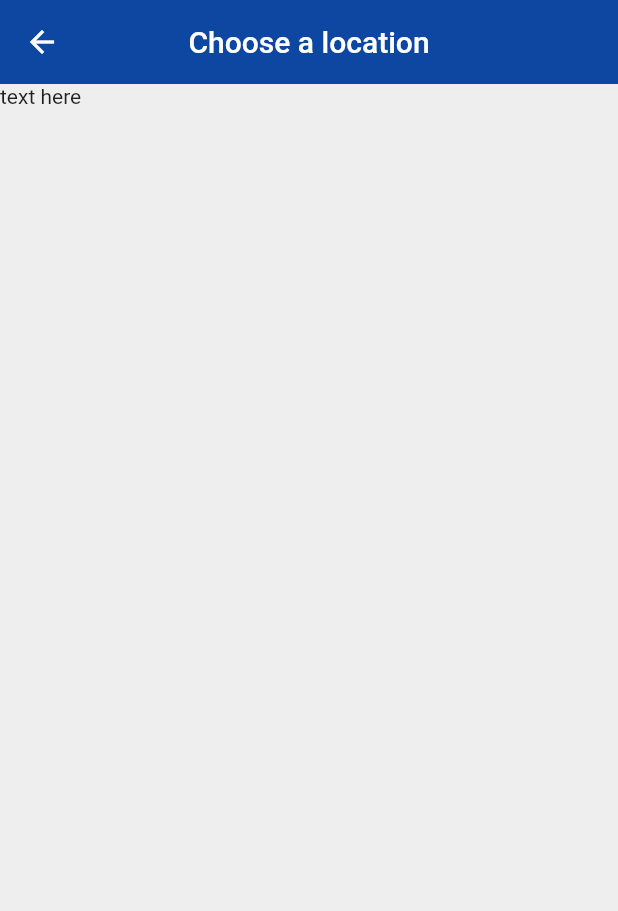
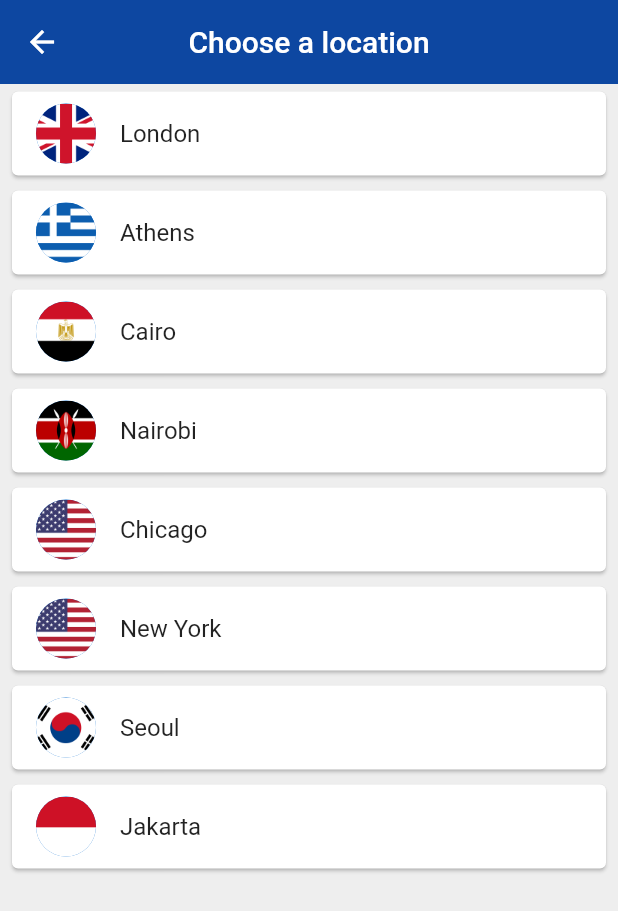
Before and after one commit to DanielAvdiu/world_time_app, a Flutter app: the ChooseLocation screen opened by its route, on a phone screen of 412 x 824 dp. Shown: the top 911 px of the screen. Run offline on Flutter 3.47's test engine with Material 2 defaults, Android fonts, the phone set to English and light mode, and no system bars; our stand-ins replace flutter_spinkit; network calls fail; statements that could not run were skipped.

```diff
--- a/lib/pages/choose_location.dart
+++ b/lib/pages/choose_location.dart
@@ -1,4 +1,6 @@
 import 'package:flutter/material.dart';
+import 'package:world_time/services/world_time.dart';
+
 
 class ChooseLocation extends StatefulWidget {
   const ChooseLocation({Key? key}) : super(key: key);
@@ -9,6 +11,16 @@ class ChooseLocation extends StatefulWidget {
 
 class _ChooseLocationState extends State<ChooseLocation> {
 
+  List<WorldTime> locations = [
+    WorldTime(url: 'Europe/London', location: 'London', flag: 'uk.png'),
+    WorldTime(url: 'Europe/Berlin', location: 'Athens', flag: 'greece.png'),
+    WorldTime(url: 'Africa/Cairo', location: 'Cairo', flag: 'egypt.png'),
+    WorldTime(url: 'Africa/Nairobi', location: 'Nairobi', flag: 'kenya.png'),
+    WorldTime(url: 'America/Chicago', location: 'Chicago', flag: 'usa.png'),
+    WorldTime(url: 'America/New_York', location: 'New York', flag: 'usa.png'),
+    WorldTime(url: 'Asia/Seoul', location: 'Seoul', flag: 'south_korea.png'),
+    WorldTime(url: 'Asia/Jakarta', location: 'Jakarta', flag: 'indonesia.png'),
+  ];
 
   @override
   Widget build(BuildContext context) {
@@ -26,7 +38,26 @@ class _ChooseLocationState extends State<ChooseLocation> {
       ),
 
 
-      body: Text("text here"),
+      body: ListView.builder(
+        itemCount: locations.length,
+        itemBuilder: (context, index) {
+          return Padding(
+            padding: const EdgeInsets.symmetric(vertical: 1.0, horizontal: 4.0),
+            child: Card(
+              child: ListTile(
+                onTap: (){
+
+                },
+                title: Text(locations[index].location),
+                leading: CircleAvatar(
+                  backgroundImage: AssetImage('assets/${locations[index].flag}'),
+                ),
+              ),
+            ),
+          );
+        },
+
+      ),
 
     );
   }
```
Also changed, not shown: pubspec.yaml (+8 -0 lines), assets/egypt.png (added), assets/germany.png (added), assets/greece.png (added), assets/indonesia.png (added), assets/kenya.png (added), assets/south_korea.png (added), assets/uk.png (added), assets/usa.png (added).
